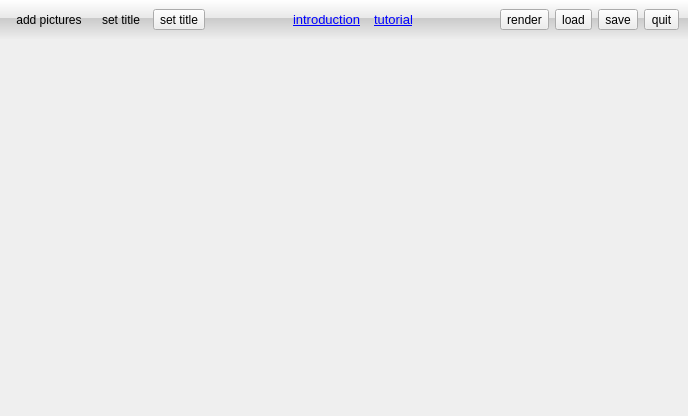
First picture: the form in FotoWall.ui, repository enricoros/fotowall, before the edit.
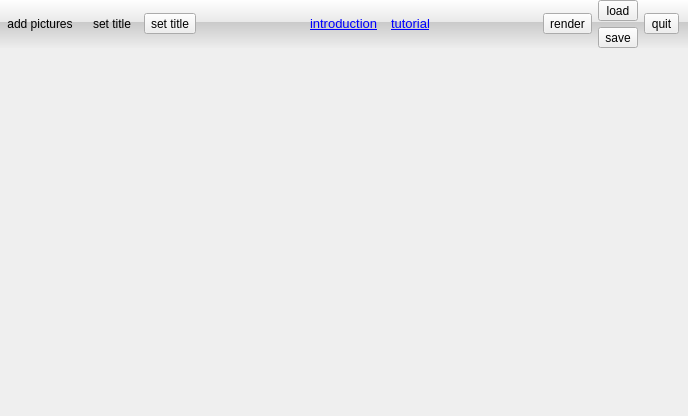
Second picture: the form after the edit. Icons and pictures are not drawn.

What changed in the file:
```diff
--- a/FotoWall.ui
+++ b/FotoWall.ui
@@ -21,16 +21,25 @@
     <number>0</number>
    </property>
    <item>
-    <widget class="QFrame" name="cmdFrame">
+    <widget class="QWidget" name="topBar" native="true">
      <property name="styleSheet">
-      <string>#cmdFrame {
+      <string>#topBar {
     background-color: qlineargradient(spread:pad, x1:0, y1:0, x2:0, y2:1, stop:0 rgba(255, 255, 255, 255), stop:0.461 rgba(232, 232, 232, 255), stop:0.463 rgba(202, 202, 202, 255), stop:1 rgba(237, 237, 237, 255))
 }</string>
      </property>
-     <property name="frameShape">
-      <enum>QFrame::NoFrame</enum>
-     </property>
-     <layout class="QHBoxLayout">
+     <layout class="QHBoxLayout" name="horizontalLayout">
+      <property name="leftMargin">
+       <number>0</number>
+      </property>
+      <property name="topMargin">
+       <number>0</number>
+      </property>
+      <property name="rightMargin">
+       <number>9</number>
+      </property>
+      <property name="bottomMargin">
+       <number>0</number>
+      </property>
       <item>
        <widget class="QToolButton" name="addPictures">
         <property name="text">
@@ -123,7 +132,7 @@
        </widget>
       </item>
       <item>
-       <spacer>
+       <spacer name="spacer2">
         <property name="orientation">
          <enum>Qt::Horizontal</enum>
         </property>
@@ -136,44 +145,7 @@
        </spacer>
       </item>
       <item>
-       <widget class="QToolButton" name="pngButton">
-        <property name="palette">
-         <palette>
-          <active>
-           <colorrole role="Button">
-            <brush brushstyle="SolidPattern">
-             <color alpha="160">
-              <red>238</red>
-              <green>238</green>
-              <blue>238</blue>
-             </color>
-            </brush>
-           </colorrole>
-          </active>
-          <inactive>
-           <colorrole role="Button">
-            <brush brushstyle="SolidPattern">
-             <color alpha="160">
-              <red>238</red>
-              <green>238</green>
-              <blue>238</blue>
-             </color>
-            </brush>
-           </colorrole>
-          </inactive>
-          <disabled>
-           <colorrole role="Button">
-            <brush brushstyle="SolidPattern">
-             <color alpha="160">
-              <red>238</red>
-              <green>238</green>
-              <blue>238</blue>
-             </color>
-            </brush>
-           </colorrole>
-          </disabled>
-         </palette>
-        </property>
+       <widget class="QToolButton" name="exportButton">
         <property name="text">
          <string>render</string>
         </property>
@@ -187,138 +159,40 @@
        </widget>
       </item>
       <item>
-       <widget class="QToolButton" name="loadButton">
-        <property name="palette">
-         <palette>
-          <active>
-           <colorrole role="Button">
-            <brush brushstyle="SolidPattern">
-             <color alpha="160">
-              <red>238</red>
-              <green>238</green>
-              <blue>238</blue>
-             </color>
-            </brush>
-           </colorrole>
-          </active>
-          <inactive>
-           <colorrole role="Button">
-            <brush brushstyle="SolidPattern">
-             <color alpha="160">
-              <red>238</red>
-              <green>238</green>
-              <blue>238</blue>
-             </color>
-            </brush>
-           </colorrole>
-          </inactive>
-          <disabled>
-           <colorrole role="Button">
-            <brush brushstyle="SolidPattern">
-             <color alpha="160">
-              <red>238</red>
-              <green>238</green>
-              <blue>238</blue>
-             </color>
-            </brush>
-           </colorrole>
-          </disabled>
-         </palette>
-        </property>
-        <property name="text">
-         <string>load</string>
-        </property>
-        <property name="toolButtonStyle">
-         <enum>Qt::ToolButtonTextBesideIcon</enum>
-        </property>
-       </widget>
-      </item>
-      <item>
-       <widget class="QToolButton" name="saveButton">
-        <property name="palette">
-         <palette>
-          <active>
-           <colorrole role="Button">
-            <brush brushstyle="SolidPattern">
-             <color alpha="160">
-              <red>238</red>
-              <green>238</green>
-              <blue>238</blue>
-             </color>
-            </brush>
-           </colorrole>
-          </active>
-          <inactive>
-           <colorrole role="Button">
-            <brush brushstyle="SolidPattern">
-             <color alpha="160">
-              <red>238</red>
-              <green>238</green>
-              <blue>238</blue>
-             </color>
-            </brush>
-           </colorrole>
-          </inactive>
-          <disabled>
-           <colorrole role="Button">
-            <brush brushstyle="SolidPattern">
-             <color alpha="160">
-              <red>238</red>
-              <green>238</green>
-              <blue>238</blue>
-             </color>
-            </brush>
-           </colorrole>
-          </disabled>
-         </palette>
-        </property>
-        <property name="text">
-         <string>save</string>
-        </property>
-        <property name="toolButtonStyle">
-         <enum>Qt::ToolButtonTextBesideIcon</enum>
-        </property>
-       </widget>
+       <layout class="QVBoxLayout" name="verticalLayout_2">
+        <item>
+         <widget class="QToolButton" name="loadButton">
+          <property name="sizePolicy">
+           <sizepolicy hsizetype="Preferred" vsizetype="Fixed">
+            <horstretch>0</horstretch>
+            <verstretch>0</verstretch>
+           </sizepolicy>
+          </property>
+          <property name="text">
+           <string>load</string>
+          </property>
+         </widget>
+        </item>
+        <item>
+         <widget class="QToolButton" name="saveButton">
+          <property name="sizePolicy">
+           <sizepolicy hsizetype="Preferred" vsizetype="Fixed">
+            <horstretch>0</horstretch>
+            <verstretch>0</verstretch>
+           </sizepolicy>
+          </property>
+          <property name="text">
+           <string>save</string>
+          </property>
+          <property name="toolButtonStyle">
+           <enum>Qt::ToolButtonTextBesideIcon</enum>
+          </property>
+         </widget>
+        </item>
+       </layout>
       </item>
       <item>
        <widget class="QToolButton" name="quitButton">
-        <property name="palette">
-         <palette>
-          <active>
-           <colorrole role="Button">
-            <brush brushstyle="SolidPattern">
-             <color alpha="160">
-              <red>238</red>
-              <green>238</green>
-              <blue>238</blue>
-             </color>
-            </brush>
-           </colorrole>
-          </active>
-          <inactive>
-           <colorrole role="Button">
-            <brush brushstyle="SolidPattern">
-             <color alpha="160">
-              <red>238</red>
-              <green>238</green>
-              <blue>238</blue>
-             </color>
-            </brush>
-           </colorrole>
-          </inactive>
-          <disabled>
-           <colorrole role="Button">
-            <brush brushstyle="SolidPattern">
-             <color alpha="160">
-              <red>238</red>
-              <green>238</green>
-              <blue>238</blue>
-             </color>
-            </brush>
-           </colorrole>
-          </disabled>
-         </palette>
-        </property>
         <property name="text">
          <string>quit</string>
         </property>
```
